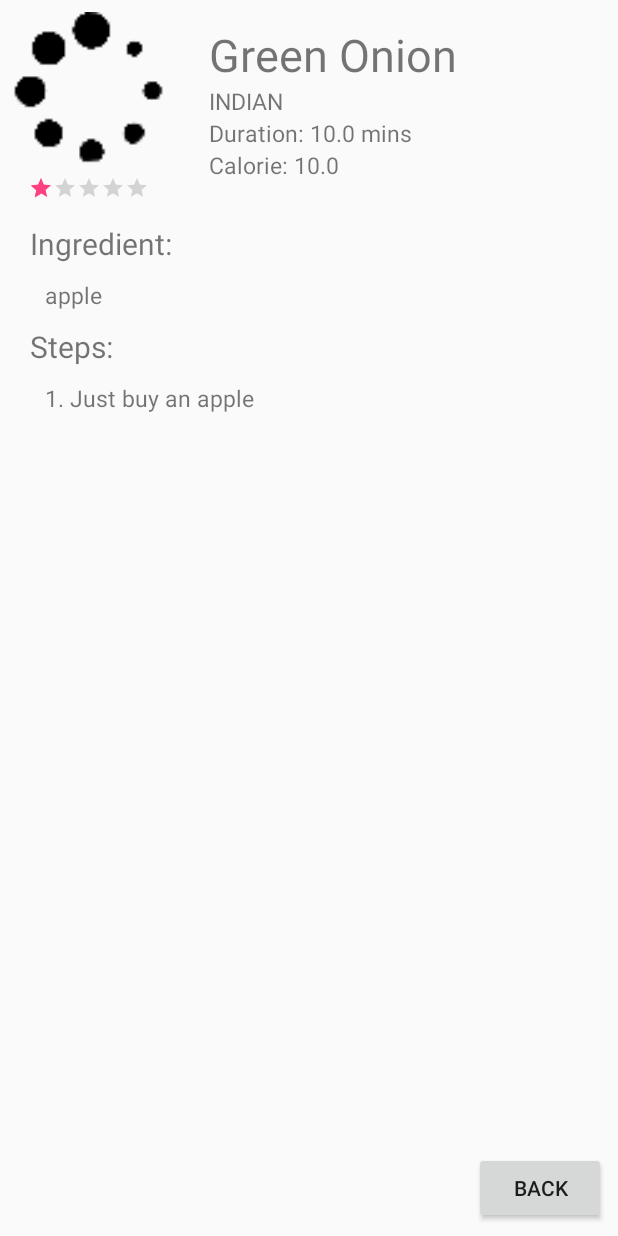
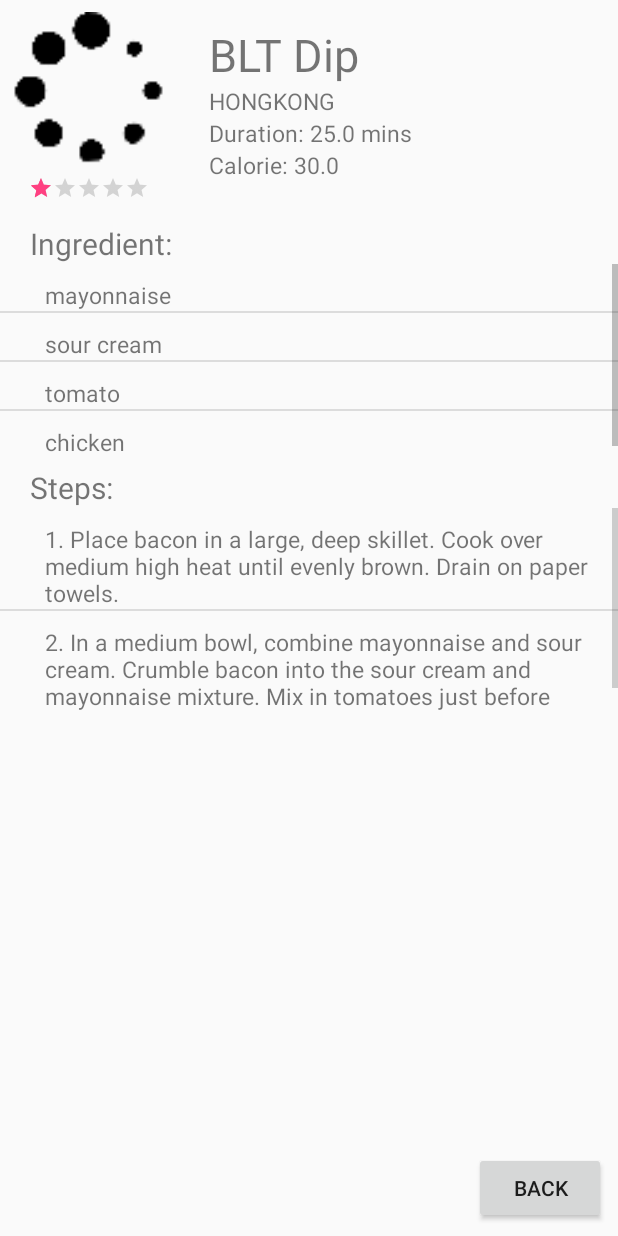
Before and after one commit to Walter0697/Dinder, an Android app: the screen it shows after launch (RecipeInformation), after a tap on an icon or button, on a phone screen of 412 x 824 dp. Run offline under Robolectric (Android 15) with nearby library versions, the phone set to English and light mode, and no system bars; our stand-ins replace Picasso; pictures from the network do not load; 3 other taps on this screen came first.

Commit message:
debugging something

```diff
--- a/app/src/main/java/com/team206255/dineder/MainActivity.java
+++ b/app/src/main/java/com/team206255/dineder/MainActivity.java
@@ -40,6 +40,7 @@ public class MainActivity extends AppCompatActivity {
         super.onCreate(savedInstanceState);
         metrics = this.getResources().getDisplayMetrics();
         setContentView(R.layout.activity_main);
+
         //setting up the context for random recipe generator
         Singleton.getInstance().getRandomRecipeGenerator().context = this;
 
--- a/app/src/main/java/com/team206255/dineder/RandomRecipeGenerator.java
+++ b/app/src/main/java/com/team206255/dineder/RandomRecipeGenerator.java
@@ -11,13 +11,102 @@ import java.util.ArrayList;
 
 public class RandomRecipeGenerator {
     Random rand = new Random();
+
     Context context;
 
+    ArrayList<Recipe> list = new ArrayList<>();
+
+    String[] APsteps = {"Preheat oven to 425 degrees F (220 degrees C). " ,
+            "Melt the butter in a saucepan. Stir in flour to form a paste. " ,
+            "Add water, white sugar and brown sugar, and bring to a boil." ,
+            "Reduce temperature and let simmer.","Place the bottom crust in your pan." ,
+            "Fill with apples, mounded slightly. Cover with a lattice work crust. " ,
+            "Gently pour the sugar and butter liquid over the crust. " ,
+            "Pour slowly so that it does not run off.","Bake 15 minutes in the preheated oven. " ,
+            "Reduce the temperature to 350 degrees F (175 degrees C). " ,
+            "Continue baking for 35 to 45 minutes, until apples are soft."};
+
+    String[] APingredients = {"Crust",
+            "1/2 cup unsalted butter",
+            "3 tbs flour",
+            "1/4 cup water",
+            "1/2 cup white sugar",
+            "1/2 cup brown sugar",
+            "8 Apples"};
+
+    String[] CCsteps = new String[]{"Preheat oven to 350 degrees F (175 degrees C)." +
+            "Grease and flour two nine inch round pans.","In a large bowl," +
+            "stir together the sugar, flour, cocoa, baking powder, baking soda and salt. " +
+            "Add the eggs, milk, oil and vanilla, mix for 2 minutes on medium speed of mixer." +
+            "Stir in the boiling water last. Batter will be thin." +
+            "Pour evenly into the prepared pans.","Bake 30 to 35 minutes in the preheated oven," +
+            "until the cake tests done with a toothpick. " +
+            "Cool in the pans for 10 minutes, then remove to a wire rack to cool completely."};
+    String[] CCingredients = new String [] {"1 3/4 cups flour",
+            "3/4 cup cocoa",
+            "1 1/2 ts baking powder",
+            "1 1/2 ts baking soda",
+            "1 ts salt",
+            "1 cup milk",
+            "2 ts vanilla"};
+
+    String[] DHHWsteps = new String [] {"Preheat an outdoor grill for medium heat and lightly oil grate.",
+            "Wash the wings well and pat dry with paper towel. " +
+                    "Season the meat with cayenne, salt, and pepper.","Cook the chicken" +
+            " wings on preheated grill until cooked through and juices run clear," +
+            " 20 to 30 minutes depending on the size of the wings." +
+            "Brush the wings liberally using 1/2 cup of honey while they are cooking.","Melt" +
+            "the butter, pour into a large bowl and mix in the remaining 1/2 cup of honey and hot sauce." +
+            "Remove the wings from the grill and immediately toss them in the hot honey butter sauce to coat." +
+            "Serve the wings 'wet' or return them to the grill for 1 minute per side to set the sauce."};
+    String[] DHHWingredients = new String [] {"2 pounds chicken",
+            "1 ts cayenne",
+            "salt and ground pepper",
+            "1 cup honey",
+            "1/2 cup butter",
+            "1/2 cup hot sauce"};
+
+    String[] GPsteps = new String [] {"Bring chicken broth to a boil. " +
+            "Add potatoes and cook until tender but still firm," +
+            " about 15 minutes; drain, reserving broth.","Stir in garlic, cream and 1 to 2 tablespoons broth;" +
+            " mash until creamy. Blend in sour cream, chives, salt and butter." +
+            " Heat through and serve."};
+
+    String[] GPingredients = new String[]{"chicken broth",
+            "potatoes",
+            "garlic",
+            "cream",
+            "sour cream",
+            "salt",
+            "butter"};
+
+    String[] BLTDsteps = new String[]{"Place bacon in a large, deep skillet." +
+            " Cook over medium high heat until evenly brown. Drain on paper towels.","In a medium bowl," +
+            " combine mayonnaise and sour cream. Crumble bacon into the sour cream and mayonnaise mixture." +
+            " Mix in tomatoes just before serving."};
+    String[] BLTDingredients = new String[]{"mayonnaise","sour cream","tomato","chicken"};
+
+
+
+
+    //(String name, String[] steps, String[] ingredients, int difficulty, float duration, float calorie)
     public RandomRecipeGenerator() {
+        Recipe recipe1 = new Recipe("Chocolate Cake","https://spoonacular.com/recipeImages/Ramen-Noodle-Coleslaw-556177.jpg", APsteps, APingredients,3,60.f,100.f);
+        Recipe recipe2 = new Recipe("Chocolate Cake","https://spoonacular.com/recipeImages/210179-556x370.jpg",CCsteps,CCingredients,3,60.f,100.f);
+        Recipe recipe3 = new Recipe("Detroit Hot Honey Wings","https://spoonacular.com/recipeImages/Quick-Apple-Ginger-Pie-657563.jpg",DHHWsteps,DHHWingredients,2,30.f,60.f);
+        Recipe recipe4 = new Recipe("Garlic Potatoes","https://spoonacular.com/recipeImages/Cinnamon-Sugar-Fried-Apples-639487.jpg",GPsteps,GPingredients,5,20.f,80.f);
+        Recipe recipe5 = new Recipe("BLT Dip","https://spoonacular.com/recipeImages/Fresh-Apple-Cake-With-Caramel-Sauce-643426.jpg",BLTDsteps,BLTDingredients,1,25.f,30.f);
+
+        list.add(recipe1);
+        list.add(recipe2);
+        list.add(recipe3);
+        list.add(recipe4);
+        list.add(recipe5);
     }
 
     public Recipe getRandomRecipe()
     {
-        return new Recipe(rand.nextInt(5));
+        //return new Recipe(rand.nextInt(5));
+        return list.get(rand.nextInt(list.size()));
     }
 }
--- a/app/src/main/java/com/team206255/dineder/Recipe.java
+++ b/app/src/main/java/com/team206255/dineder/Recipe.java
@@ -3,6 +3,7 @@ package com.team206255.dineder;
 import android.content.Context;
 import android.graphics.Bitmap;
 import android.graphics.drawable.Drawable;
+import android.util.Log;
 import android.widget.ImageView;
 
 import com.squareup.picasso.Picasso;
@@ -123,6 +124,7 @@ public class Recipe implements Serializable{
                 Bitmap bitmap = ImageProcessor.scaleImage(context.getResources().getDisplayMetrics(), context.getResources(), R.drawable.loading, 0.1f);
                 bitmap = ImageProcessor.getCroppedBitmap(bitmap);
                 imageView.setImageBitmap(bitmap);
+                loaded = true;
             }
 
             @Override
@@ -133,7 +135,7 @@ public class Recipe implements Serializable{
             }
         };
         //in case if the picture is not loaded correctly, it will reload again
-        //while (loaded == false)
+        while (loaded == false)
             Picasso.with(context).load(pictureView).into(target);
         loaded = false;
     }
@@ -154,6 +156,7 @@ public class Recipe implements Serializable{
                 Bitmap bitmap = ImageProcessor.scaleImage(context.getResources().getDisplayMetrics(), context.getResources(), R.drawable.loading, 0.1f);
                 bitmap = ImageProcessor.getCroppedBitmap(bitmap);
                 imageView.setImageBitmap(bitmap);
+                loaded = true;
             }
 
             @Override
@@ -164,7 +167,7 @@ public class Recipe implements Serializable{
             }
         };
         //in case if the picture is not loaded correctly, it will reload again
-        //while (loaded == false)
+        while (loaded == false)
             Picasso.with(context).load(pictureView).into(target);
         loaded = false;
     }
```
